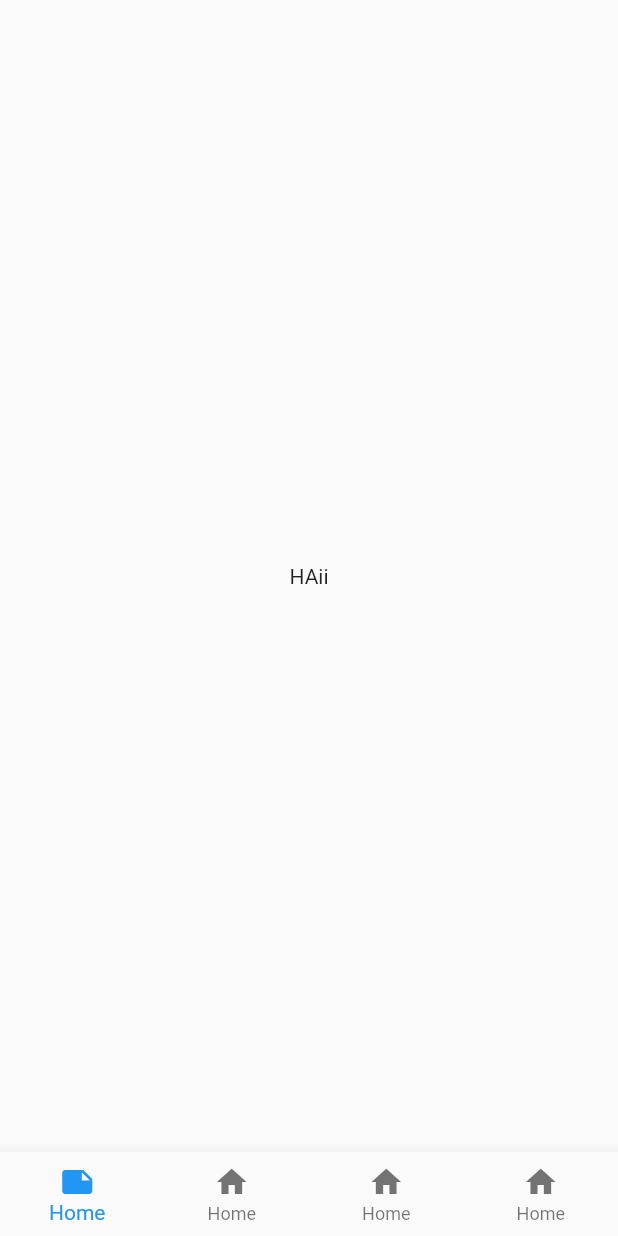
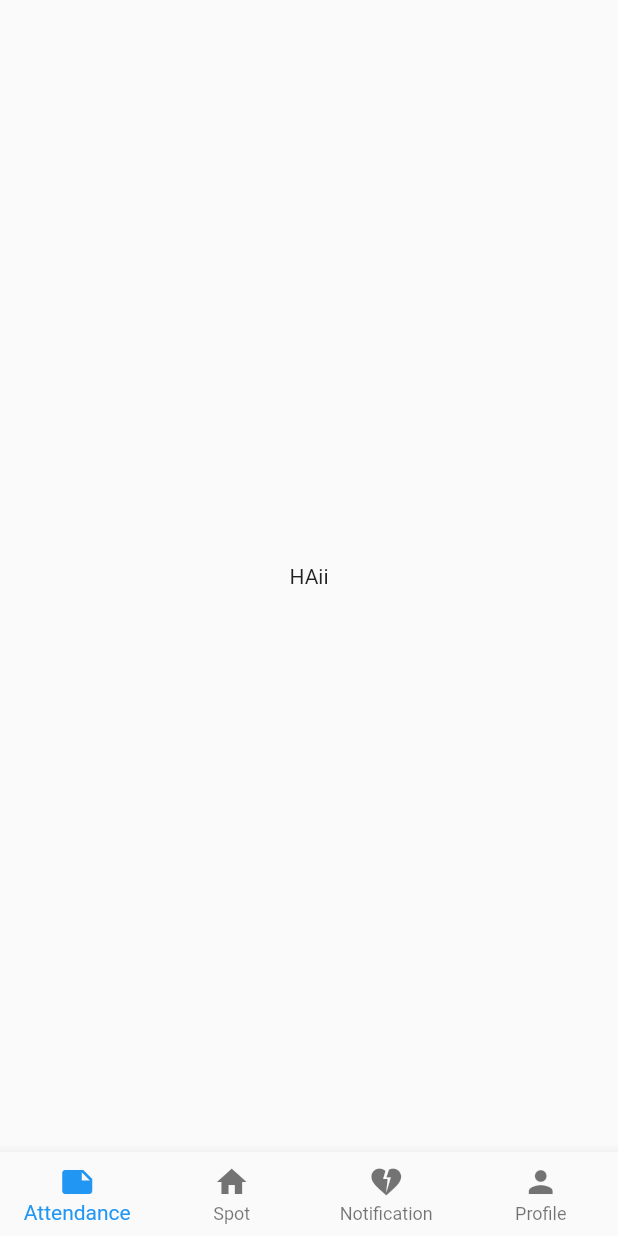
Before and after one commit to Karthik-Sunil-K/Hestia22-Admin, a Flutter app: the NavBar screen opened directly, on a phone screen of 412 x 824 dp. Run offline on Flutter 3.47's test engine with Material 2 defaults, Android fonts, the phone set to English and light mode, and no system bars; our stand-ins replace google_fonts.

Commit message:
4 bottom nav items added

```diff
--- a/lib/screens/bottomnavigation/navbar.dart
+++ b/lib/screens/bottomnavigation/navbar.dart
@@ -8,31 +8,39 @@ class NavBar extends StatefulWidget {
 }
 
 class _NavBarState extends State<NavBar> {
+  int newIndex=0;
   @override
   Widget build(BuildContext context) {
     return  Scaffold(
       body: Center(child: Text('HAii'),),
       bottomNavigationBar: BottomNavigationBar(
+
+        currentIndex: newIndex,
+        onTap: (index){
+          setState(() {
+            newIndex=index;
+          });
+        },
         type: BottomNavigationBarType.fixed,
         items: const [
           BottomNavigationBarItem(
             icon: Icon(Icons.note),
-            label: 'Home',
+            label: 'Attendance',
 
             ),
            BottomNavigationBarItem(
             icon: Icon(Icons.home),
-            label: 'Home',
+            label: 'Spot',
 
             ),
            BottomNavigationBarItem(
-            icon: Icon(Icons.home),
-            label: 'Home',
+            icon: Icon(Icons.heart_broken),
+            label: 'Notification',
 
             ),
            BottomNavigationBarItem(
-            icon: Icon(Icons.home),
-            label: 'Home',
+            icon: Icon(Icons.person),
+            label: 'Profile',
 
             ),
         ],)
```
